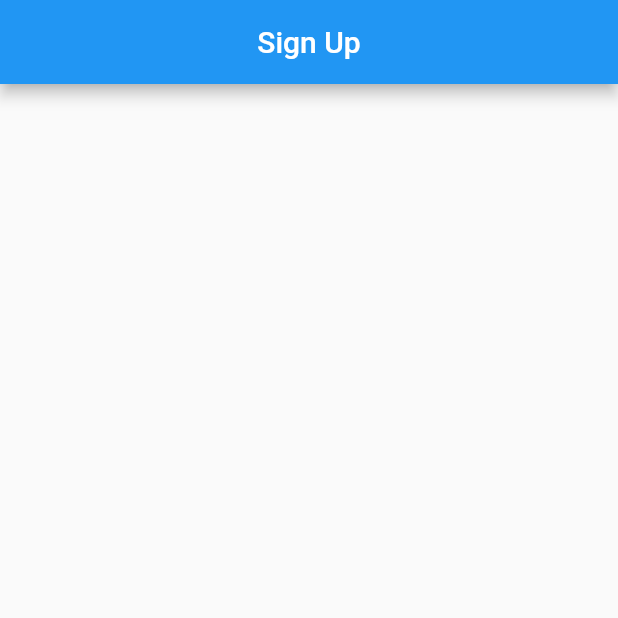
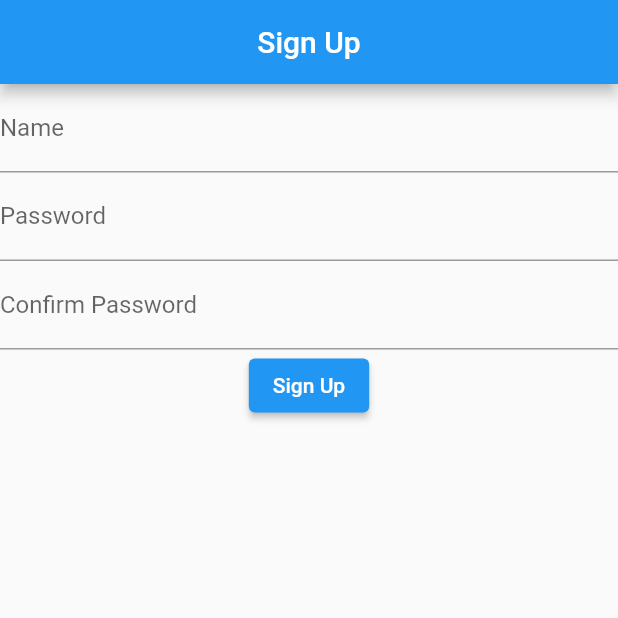
Before and after one commit to mariamalbarghouti/E-Commerce, a Flutter app: the screen it shows after launch, on a phone screen of 412 x 824 dp, the top half of it. Run offline on Flutter 3.47's test engine with Material 2 defaults, Android fonts, the phone set to English and light mode, and no system bars; our stand-ins replace cloud_firestore, dartz, firebase_auth, firebase_core, freezed_annotation, get and 2 more; accounts and stored records are empty.

Commit message:
first commit

```diff
--- a/lib/app/modules/sign_up/controllers/sign_up_controller.dart
+++ b/lib/app/modules/sign_up/controllers/sign_up_controller.dart
@@ -37,4 +37,6 @@ class SignUpController extends GetxController {
     confirmPasswordEditionController.value.dispose();
   }
   // void increment() => count.value++;
+
+  signUp(){}
 }
--- a/lib/app/modules/sign_up/views/sign_up_view.dart
+++ b/lib/app/modules/sign_up/views/sign_up_view.dart
@@ -4,16 +4,59 @@ import 'package:get/get.dart';
 
 import '../controllers/sign_up_controller.dart';
 
+// Sign UP View
 class SignUpView extends GetView<SignUpController> {
+  const SignUpView();
   @override
   Widget build(BuildContext context) {
     return Scaffold(
       appBar: AppBar(
-        title:const Text('Sign Up'),
+        title: const Text('Sign Up'),
         centerTitle: true,
       ),
       body: SingleChildScrollView(
-
+        child: Form(
+          key: controller.registrationKey,
+          child: Column(
+            children: [
+              // Name
+              TextFormField(
+                controller: controller.emailEditionController.value,
+                autovalidateMode: AutovalidateMode.onUserInteraction,
+                decoration: const InputDecoration(
+                  labelText: "Name",
+                ),
+                // validator: (_) => controller,
+                textInputAction: TextInputAction.next,
+              ),
+              // Password
+              TextFormField(
+                controller: controller.passwordEditionController.value,
+                decoration: const InputDecoration(
+                  labelText: "Password",
+                ),
+                textInputAction: TextInputAction.done,
+                autovalidateMode: AutovalidateMode.onUserInteraction,
+                // validator: (_) => controller.passwordValidation(),
+              ),
+              // Conirm Password
+              TextFormField(
+                controller: controller.passwordEditionController.value,
+                decoration: const InputDecoration(
+                  labelText: "Confirm Password",
+                ),
+                textInputAction: TextInputAction.done,
+                autovalidateMode: AutovalidateMode.onUserInteraction,
+                // validator: (_) => controller.passwordValidation(),
+              ),
+              // Sign In Button
+              ElevatedButton(
+                onPressed: () async => await controller.signUp(),
+                child: const Text("Sign Up"),
+              ),
+            ],
+          ),
+        ),
       ),
     );
   }
```
